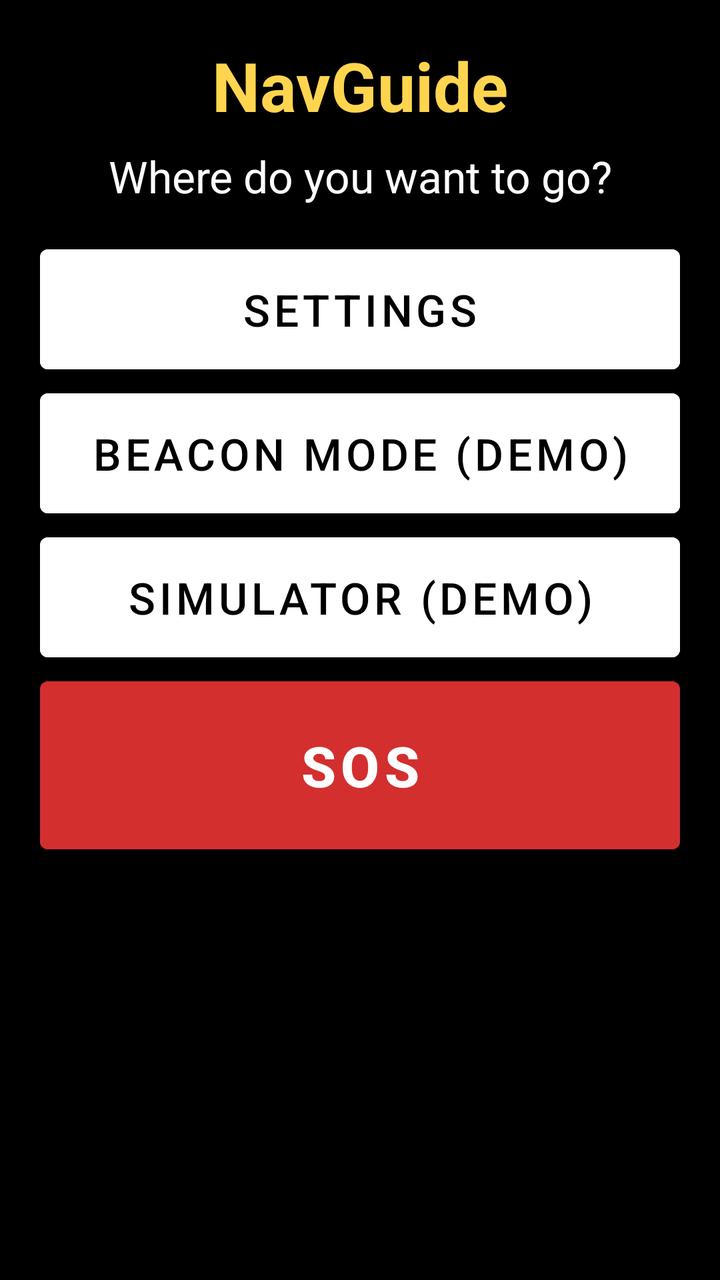
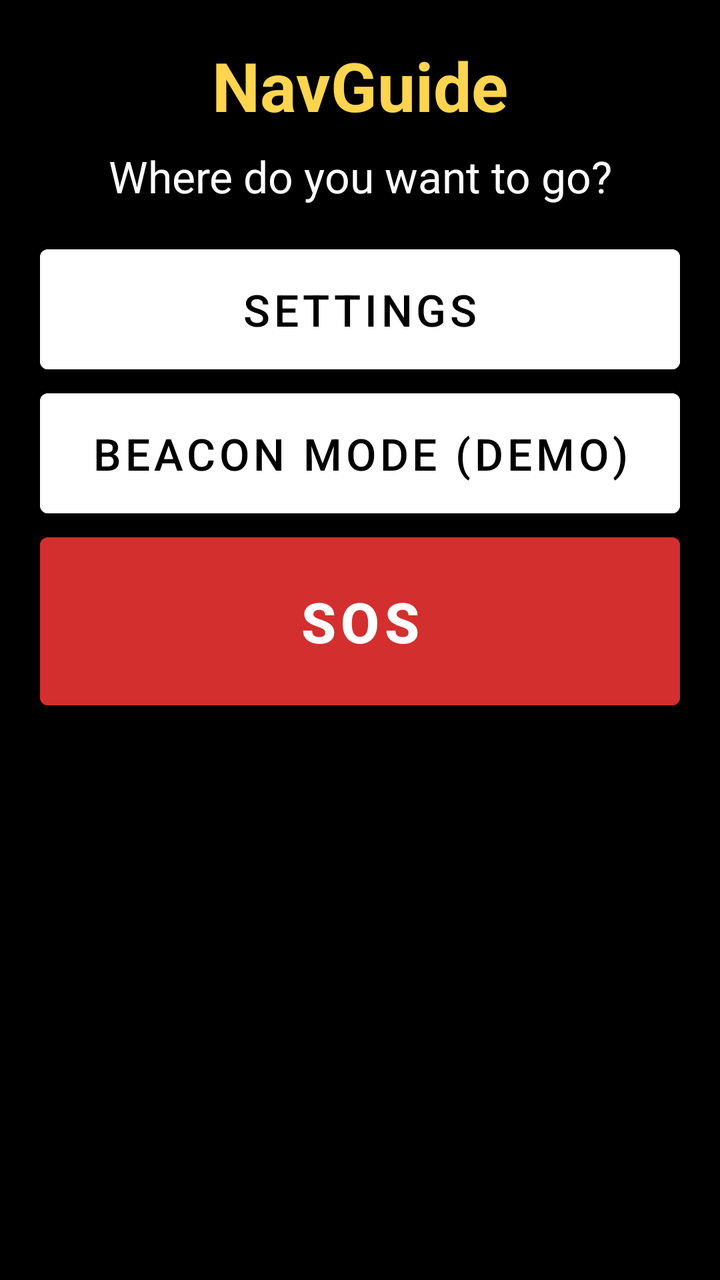

Compare the two renders of this Android layout. The source of the first and the diff that turns it into the second are given below.
<!-- AndroidManifest.xml: application theme Theme.NavGuide -->
<!-- res/layout/activity_main.xml -->
<?xml version="1.0" encoding="utf-8"?>
<ScrollView xmlns:android="http://schemas.android.com/apk/res/android"
    android:layout_width="match_parent"
    android:layout_height="match_parent"
    android:background="@color/black"
    android:fillViewport="true">

    <LinearLayout
        android:layout_width="match_parent"
        android:layout_height="wrap_content"
        android:orientation="vertical"
        android:padding="20dp">

        <TextView
            android:layout_width="match_parent"
            android:layout_height="wrap_content"
            android:text="@string/app_name"
            android:textColor="@color/yellow"
            android:textSize="34sp"
            android:textStyle="bold"
            android:gravity="center"
            android:layout_marginBottom="8dp" />

        <TextView
            android:layout_width="match_parent"
            android:layout_height="wrap_content"
            android:text="@string/main_where_to"
            android:textColor="@color/white"
            android:textSize="22sp"
            android:gravity="center"
            android:layout_marginBottom="16dp" />

        <LinearLayout
            android:id="@+id/llDestinations"
            android:layout_width="match_parent"
            android:layout_height="wrap_content"
            android:orientation="vertical" />

        <Button
            android:id="@+id/btnSettings"
            android:layout_width="match_parent"
            android:layout_height="72dp"
            android:text="@string/btn_settings"
            android:textSize="22sp"
            android:backgroundTint="@color/white"
            android:textColor="@color/black"
            android:contentDescription="@string/btn_settings" />

        <Button
            android:id="@+id/btnBeaconMode"
            android:layout_width="match_parent"
            android:layout_height="72dp"
            android:text="@string/btn_beacon_mode"
            android:textSize="22sp"
            android:backgroundTint="@color/white"
            android:textColor="@color/black"
            android:contentDescription="@string/btn_beacon_mode" />

        <Button
            android:id="@+id/btnSimulator"
            android:layout_width="match_parent"
            android:layout_height="72dp"
            android:text="@string/btn_simulator"
            android:textSize="22sp"
            android:backgroundTint="@color/white"
            android:textColor="@color/black"
            android:contentDescription="@string/btn_simulator" />

        <Button
            android:id="@+id/btnSos"
            android:layout_width="match_parent"
            android:layout_height="96dp"
            android:text="@string/btn_sos"
            android:textSize="28sp"
            android:textStyle="bold"
            android:backgroundTint="@color/danger_red"
            android:textColor="@color/white"
            android:contentDescription="@string/sos_desc" />

    </LinearLayout>
</ScrollView>
<!-- resources referenced by this layout -->
<resources>
  <color name="black">#FF000000</color>
  <color name="danger_red">#FFD32F2F</color>
  <color name="white">#FFFFFFFF</color>
  <color name="yellow">#FFFFD54F</color>
  <string name="app_name">NavGuide</string>
  <string name="btn_beacon_mode">Beacon Mode (Demo)</string>
  <string name="btn_settings">Settings</string>
  <string name="btn_simulator">Simulator (Demo)</string>
  <string name="btn_sos">SOS</string>
  <string name="main_where_to">Where do you want to go?</string>
  <string name="sos_desc">Emergency SOS. Long press to trigger.</string>
  <style name="Theme.NavGuide" parent="Theme.MaterialComponents.DayNight.NoActionBar">
          <item name="colorPrimary">@color/yellow</item>
          <item name="colorPrimaryVariant">@color/yellow</item>
          <item name="colorOnPrimary">@color/black</item>
          <item name="colorSecondary">@color/yellow</item>
          <item name="colorSecondaryVariant">@color/yellow</item>
          <item name="colorOnSecondary">@color/black</item>
          <item name="android:windowBackground">@color/black</item>
          <item name="android:statusBarColor">@color/black</item>
          <item name="android:navigationBarColor">@color/black</item>
          <item name="android:textColorPrimary">@color/white</item>
          <item name="android:textColorSecondary">@color/text_secondary</item>
          <item name="colorOnSurface">@color/white</item>
          <item name="colorSurface">@color/dark_gray</item>
      </style>
  <color name="text_secondary">#FFBDBDBD</color>
  <color name="dark_gray">#FF1C1C1C</color>
</resources>

<!-- the commit's change to res/layout/activity_main.xml (unified diff, before → after) -->
@@ -57,16 +57,6 @@
             android:contentDescription="@string/btn_beacon_mode" />
 
         <Button
-            android:id="@+id/btnSimulator"
-            android:layout_width="match_parent"
-            android:layout_height="72dp"
-            android:text="@string/btn_simulator"
-            android:textSize="22sp"
-            android:backgroundTint="@color/white"
-            android:textColor="@color/black"
-            android:contentDescription="@string/btn_simulator" />
-
-        <Button
             android:id="@+id/btnSos"
             android:layout_width="match_parent"
             android:layout_height="96dp"
<!-- resource entries referenced after the edit -->
@@ -7,7 +7,6 @@
   <string name="app_name">NavGuide</string>
   <string name="btn_beacon_mode">Beacon Mode (Demo)</string>
   <string name="btn_settings">Settings</string>
-  <string name="btn_simulator">Simulator (Demo)</string>
   <string name="btn_sos">SOS</string>
   <string name="main_where_to">Where do you want to go?</string>
   <string name="sos_desc">Emergency SOS. Long press to trigger.</string>
